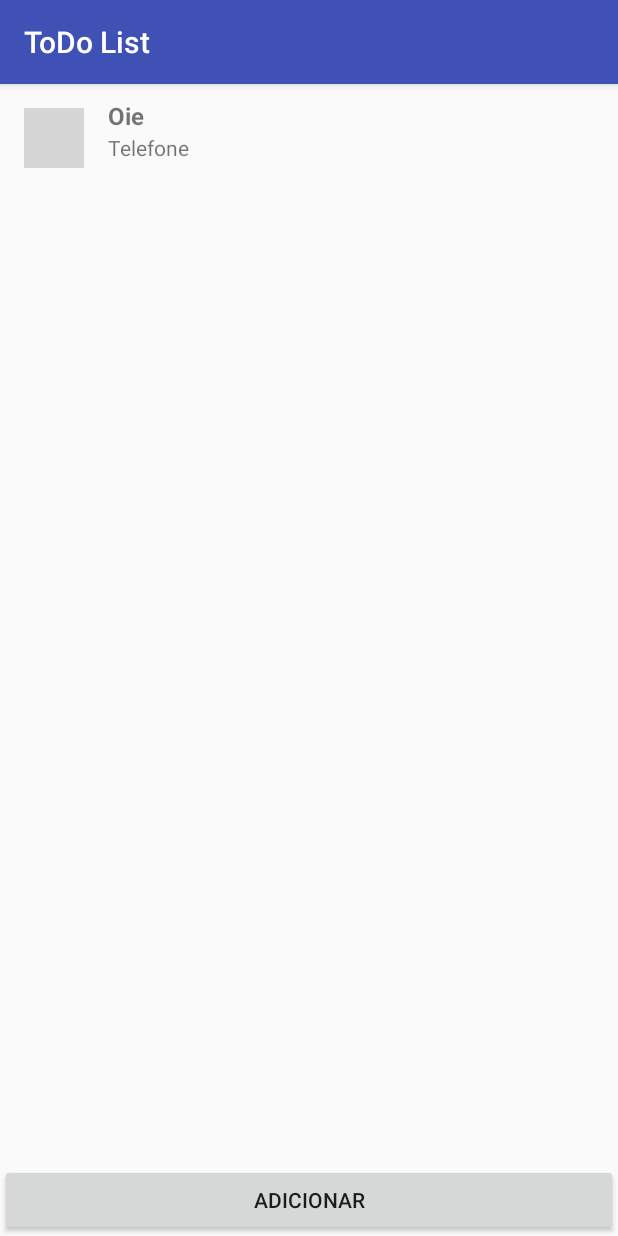
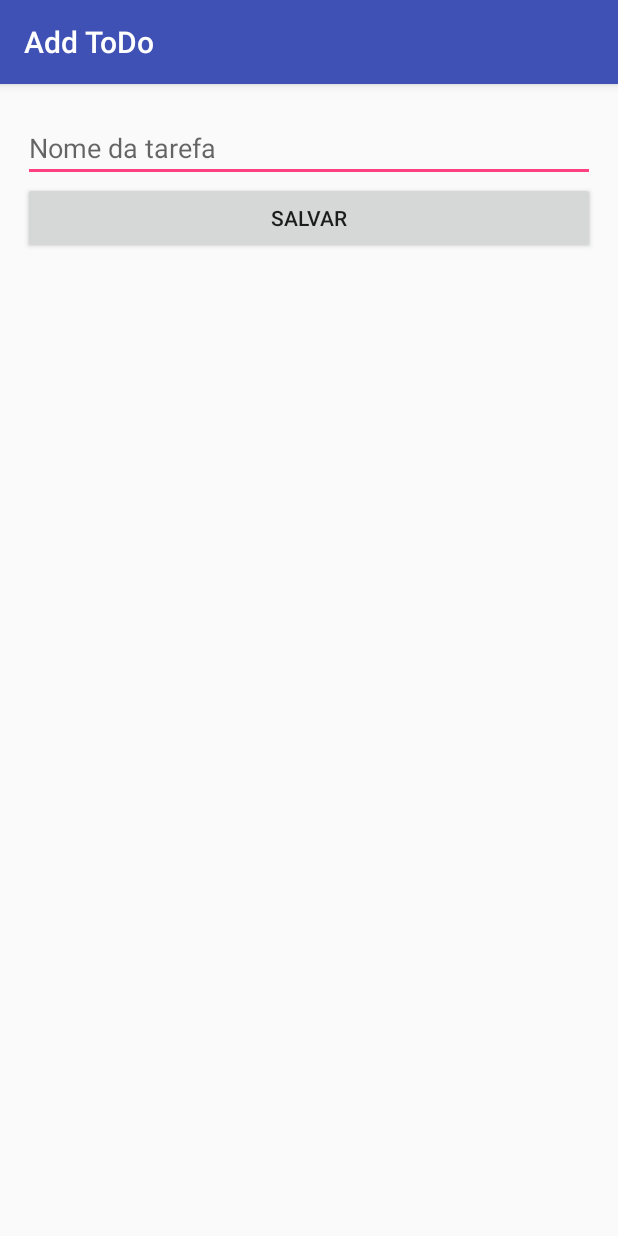
Before and after one commit to Alynva/ChurraScore, an Android app: the screen it shows after launch (MainActivity before the commit, AddTaskActivity after it), after a tap on "ADICIONAR", on a phone screen of 412 x 824 dp. Run offline under Robolectric (Android 15) with nearby library versions, the phone set to English and light mode, and no system bars; grey boxes are pictures that could not be loaded.

Commit message:
24/10 17:21

```diff
--- a/ToDoList/app/src/main/AndroidManifest.xml
+++ b/ToDoList/app/src/main/AndroidManifest.xml
@@ -16,7 +16,7 @@
                 <category android:name="android.intent.category.LAUNCHER" />
             </intent-filter>
         </activity>
-        <activity android:name=".AddTask"
+        <activity android:name=".AddTaskActivity"
             android:label="Add ToDo"></activity>
     </application>
 
--- /dev/null
+++ b/ToDoList/app/src/main/java/com/examples/a725862/todolist/AddTaskActivity.kt
@@ -0,0 +1,36 @@
+package com.examples.a725862.todolist
+
+import android.app.Activity
+import android.content.Intent
+import android.support.v7.app.AppCompatActivity
+import android.os.Bundle
+import android.widget.Toast
+import kotlinx.android.synthetic.main.activity_add_task.*
+
+class AddTaskActivity : AppCompatActivity() {
+
+    companion object {
+        public const val MY_TASK : String = "My task"
+    }
+
+    override fun onCreate(savedInstanceState: Bundle?) {
+        super.onCreate(savedInstanceState)
+        setContentView(R.layout.activity_add_task)
+
+        btn_save.setOnClickListener {
+            save()
+        }
+    }
+
+    private fun save() {
+        if (et_nome.text.isEmpty()) {
+            Toast.makeText(this, "Campo vazio", Toast.LENGTH_SHORT).show()
+            return
+        }
+        val new_task = MyTask(et_nome.text.toString())
+        val intent = Intent(this, MainActivity::class.java)
+        intent.putExtra(MY_TASK, new_task)
+        setResult(Activity.RESULT_OK, intent)
+        finish()
+    }
+}
--- a/ToDoList/app/src/main/java/com/examples/a725862/todolist/MainActivity.kt
+++ b/ToDoList/app/src/main/java/com/examples/a725862/todolist/MainActivity.kt
@@ -1,19 +1,22 @@
 package com.examples.a725862.todolist
 
+import android.app.Activity
 import android.content.Intent
 import android.support.v7.app.AppCompatActivity
 import android.os.Bundle
 import android.support.v7.widget.LinearLayoutManager
 import android.support.v7.widget.RecyclerView
-import android.util.Log
-import android.util.Log.DEBUG
 import kotlinx.android.synthetic.main.activity_main.*
 
 class MainActivity : AppCompatActivity() {
     private lateinit var recyclerView: RecyclerView
     private lateinit var viewAdapter: RecyclerView.Adapter<*>
     private lateinit var viewManager: RecyclerView.LayoutManager
-    var dataset : MutableList<String> = mutableListOf()
+    var dataset : MutableList<MyTask> = mutableListOf()
+
+    companion object {
+        private const val REQUEST_NOVA_TASK = 1
+    }
 
     override fun onCreate(savedInstanceState: Bundle?) {
         super.onCreate(savedInstanceState)
@@ -32,10 +35,19 @@ class MainActivity : AppCompatActivity() {
         }
     }
 
+    override fun onActivityResult(requestCode: Int, resultCode: Int, data: Intent?) {
+        if(requestCode == REQUEST_NOVA_TASK && resultCode == Activity.RESULT_OK) {
+            val new_task : MyTask = data?.getSerializableExtra(AddTaskActivity.MY_TASK) as MyTask
+
+            if (new_task !== null) {
+                dataset.add(new_task)
+                viewAdapter.notifyDataSetChanged()
+            }
+        }
+    }
+
     private fun btn_add_task_handle() {
-
-        dataset.add("Oie")
-        viewAdapter.notifyDataSetChanged()
-        Log.e("Oie", "Nothing")
+        val intent = Intent(this, AddTaskActivity::class.java)
+        startActivityForResult(intent, REQUEST_NOVA_TASK)
     }
 }
--- a/ToDoList/app/src/main/java/com/examples/a725862/todolist/my_adapter.kt
+++ b/ToDoList/app/src/main/java/com/examples/a725862/todolist/my_adapter.kt
@@ -10,7 +10,7 @@ import android.widget.TextView
  * Created by 725862 on 24/10/18.
  */
 
-class MyAdapter(private val dataset: MutableList<String>) : RecyclerView.Adapter<MyAdapter.MyViewHolder>() {
+class MyAdapter(private val dataset: MutableList<MyTask>) : RecyclerView.Adapter<MyAdapter.MyViewHolder>() {
     class MyViewHolder(val textView: LinearLayout) : RecyclerView.ViewHolder(textView)
 
     override fun onCreateViewHolder(parent: ViewGroup?, viewType: Int): MyViewHolder {
@@ -23,7 +23,7 @@ class MyAdapter(private val dataset: MutableList<String>) : RecyclerView.Adapter
     override fun onBindViewHolder(holder: MyViewHolder?, position: Int) {
         val view1 = holder?.textView?.getChildAt(1) as LinearLayout
         val view2 = view1.getChildAt(0) as TextView
-        view2.text = dataset[position]
+        view2.text = dataset[position].title
     }
 
     override fun getItemCount(): Int {
--- a/ToDoList/app/src/main/res/layout/activity_add_task.xml
+++ b/ToDoList/app/src/main/res/layout/activity_add_task.xml
@@ -4,7 +4,7 @@
     xmlns:tools="http://schemas.android.com/tools"
     android:layout_width="match_parent"
     android:layout_height="match_parent"
-    tools:context="com.examples.a725862.todolist.AddTask"
+    tools:context="com.examples.a725862.todolist.AddTaskActivity"
     android:paddingHorizontal="15dp"
     android:paddingTop="20dp">
 
@@ -14,9 +14,9 @@
         android:orientation="vertical">
 
         <EditText
+            android:id="@+id/et_nome"
             android:layout_width="match_parent"
             android:layout_height="wrap_content"
-            android:lines="4"
             android:hint="Nome da tarefa"/>
         <Button
             android:id="@+id/btn_save"
--- a/ToDoList/app/src/main/res/layout/text_view.xml
+++ b/ToDoList/app/src/main/res/layout/text_view.xml
@@ -1,7 +1,8 @@
 <?xml version="1.0" encoding="utf-8"?>
 <LinearLayout xmlns:android="http://schemas.android.com/apk/res/android"
     android:layout_width="match_parent"
-    android:layout_height="wrap_content">
+    android:layout_height="wrap_content"
+    android:gravity="center">
 
     <ImageView
         android:id="@+id/imgFoto"
@@ -10,28 +11,12 @@
         android:layout_margin="16dp"
         android:src="@drawable/account_circle"/>
 
-    <LinearLayout
-        android:layout_width="match_parent"
-        android:layout_height="wrap_content"
-        android:orientation="vertical"
-        android:layout_marginRight="16dp">
-
         <TextView
             android:id="@+id/tvNome"
             android:layout_width="match_parent"
             android:layout_height="32dp"
-            android:gravity="bottom"
             android:textSize="16sp"
             android:textStyle="bold"
             android:text="Nome"/>
 
-        <TextView
-            android:id="@+id/tvTelefone"
-            android:layout_width="match_parent"
-            android:layout_height="20dp"
-            android:gravity="bottom"
-            android:textSize="14sp"
-            android:text="Telefone"/>
-
-    </LinearLayout>
 </LinearLayout>
```
Also changed, not shown: ToDoList/app/src/main/java/com/examples/a725862/todolist/AddTask.kt (deleted, +0 -23 lines), ToDoList/app/src/main/java/com/examples/a725862/todolist/MyTask.kt (added, +9 -0 lines).
